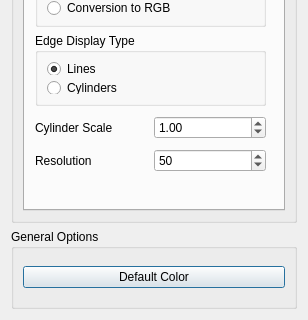
This is src/Interface/Modules/Visualization/ShowField.ui in SCIInstitute/SCIRun as Qt 5 draws it before an edit; both pictures show x 0 to 308 and y 219 to 539 of the 308 by 539 pixel window. The edited form follows.
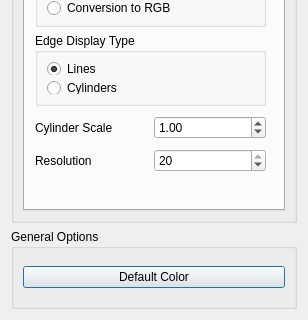
This is the edited form. The open tabs and pages were chosen to show the change.

The edit to the form file:
```diff
--- a/src/Interface/Modules/Visualization/ShowField.ui
+++ b/src/Interface/Modules/Visualization/ShowField.ui
@@ -361,13 +361,13 @@
               <string/>
              </property>
              <property name="minimum">
-              <number>5</number>
+              <number>3</number>
              </property>
              <property name="maximum">
-              <number>100</number>
+              <number>20</number>
              </property>
              <property name="value">
-              <number>50</number>
+              <number>20</number>
              </property>
             </widget>
            </item>
```
Left out of the diff: 4 changed lines with no effect on the pictures.
